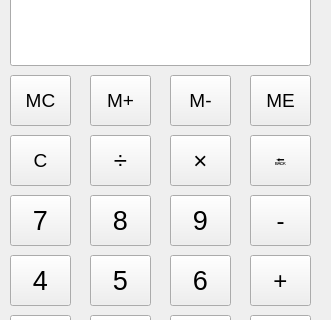
Czzzw/File-Manager, file ui/计算器.ui: the form before one commit; both pictures show x 0 to 331 and y 85 to 405 of the 331 by 520 pixel window.
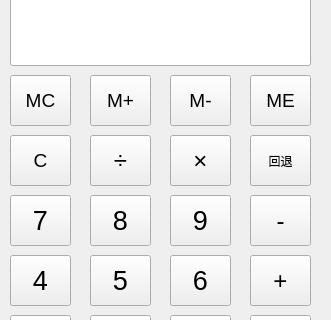
The form after the commit.

Diff of the .ui file:
```diff
--- a/ui/计算器.ui
+++ b/ui/计算器.ui
@@ -267,7 +267,7 @@
     </rect>
    </property>
    <property name="text">
-    <string>🔙</string>
+    <string>回退</string>
    </property>
   </widget>
   <widget class="QPushButton" name="pushButton_16">
```
Left out of the diff: 30 changed lines with no effect on the pictures.
